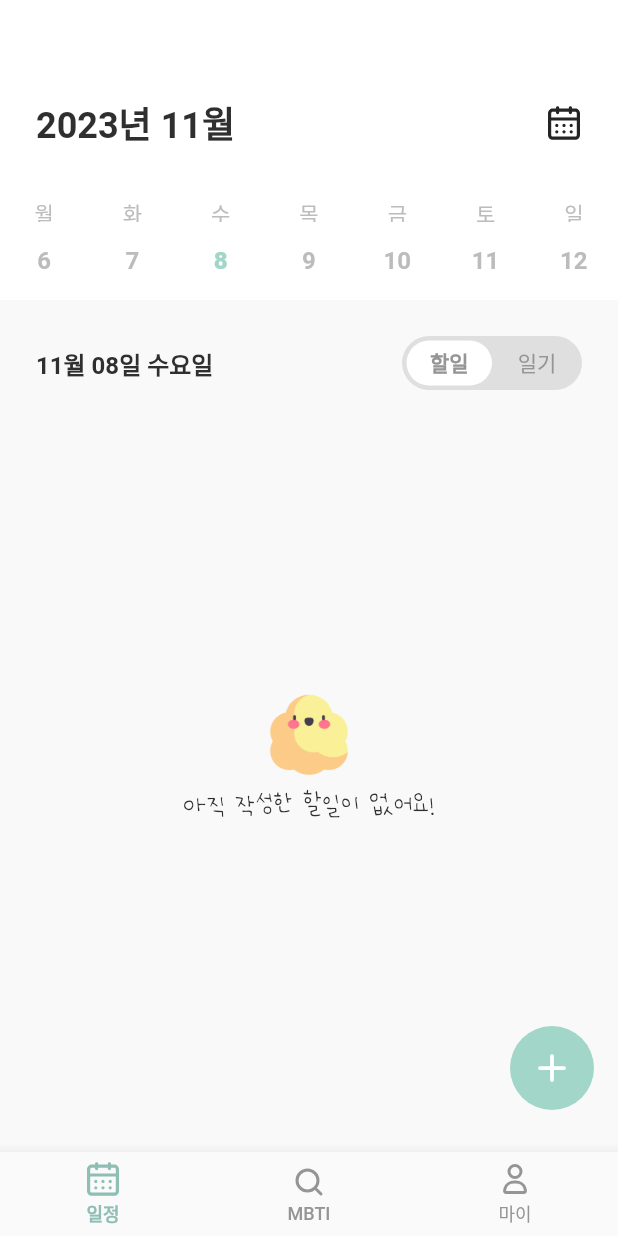
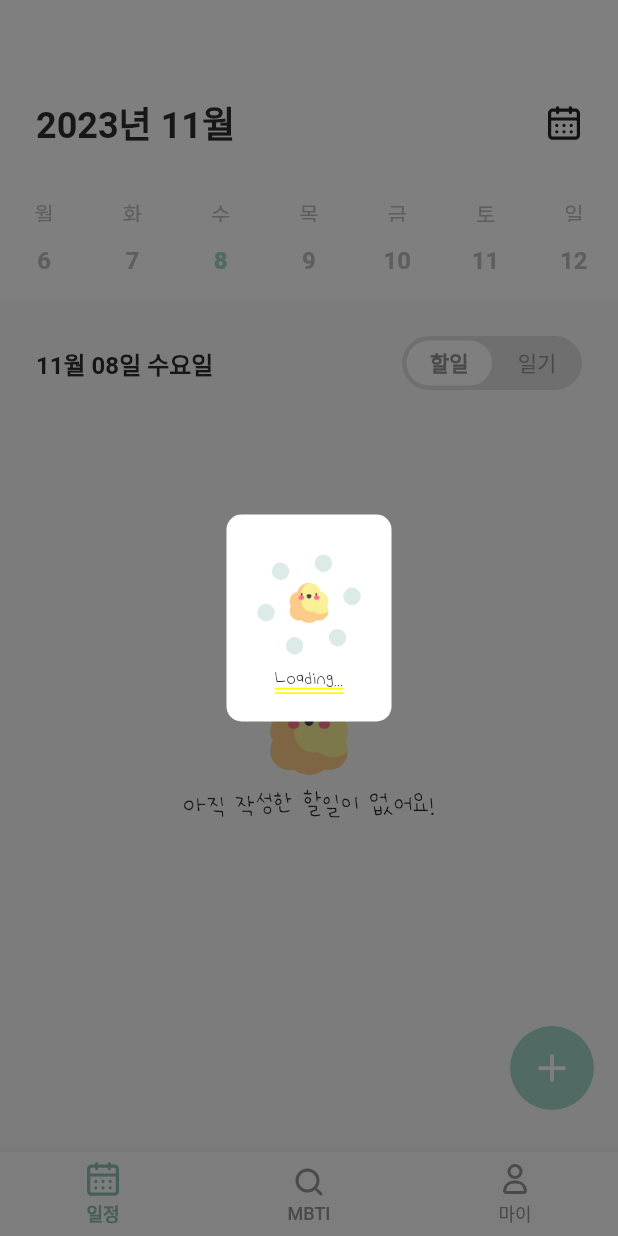
Before and after one commit to kimtaeoug/monglee, a Flutter app: the screen it shows after launch, on a phone screen of 412 x 824 dp. Run offline on Flutter 3.47's test engine with Material 2 defaults, Android fonts, the phone set to English and light mode, and no system bars; drawn by our look-alikes of table_calendar; our stand-ins replace easy_localization, extended_image, flutter_svg, fluttertoast, freezed_annotation, get and 2 more; missing offline and left inert: day_night_time_picker; accounts and stored records are empty; generated files the repository leaves out were written again; Roboto replaces fonts that are missing (pretendard).

Commit message:
로딩 애니메이션 작업중...

```diff
--- a/lib/data/providers/local_request_representable.dart
+++ b/lib/data/providers/local_request_representable.dart
@@ -30,16 +30,10 @@ class LocalTODOHelper {
     switch (method) {
       case LocalMethod.insert:
         return await db.insert(TODO_TABLE, forInsert(t!));
-        // return await db.transaction((txn) async {
-        //   'INSERT INTO $TODO_TABLE'
-        //       '(date, start_time, end_time, title, todo_content, place, alarm, repeat, companion) '
-        //       'VALUES(${t?.date ?? ''}, ${t?.startTime ?? ''}, ${t?.endTime ?? ''}, ${t?.title ?? ''} ${t?.todoContent ?? ''}, ${t?.place ?? ''}, ${t?.alarm ?? ''}, ${t?.repeat ?? ''}, ${t?.companion ?? ''})';
-        // });
       case LocalMethod.read:
         if (t?.date != null) {
-          return await db.rawQuery(
-              'SELECT * FROM $TODO_TABLE WHERE SUBSTR(date, 1, 10) = ?',
-              [t?.date?.substring(0, 10)]);
+          return await db
+              .query(TODO_TABLE, where: "date LIKE ?", whereArgs: [t!.date]);
         } else {
           return null;
         }
@@ -52,16 +46,16 @@ class LocalTODOHelper {
             'DELETE FROM $TODO_TABLE WHERE todo_id = ${t?.todo_id ?? -1}');
     }
   }
-  Map<String, dynamic> forInsert(TodoEntity t){
-    Map<String, dynamic> data = t.toJson().map((key, value){
-      if(value == null){
+
+  Map<String, dynamic> forInsert(TodoEntity t) {
+    Map<String, dynamic> data = t.toJson().map((key, value) {
+      if (value == null) {
         return MapEntry(key, '');
-      }else{
+      } else {
         return MapEntry(key, value);
       }
     });
     data.remove('todoId');
     return data;
-    // return value.remove('todo_id');
   }
 }
--- /dev/null
+++ b/lib/presentation/components/animation/shake_animation.dart
@@ -0,0 +1,36 @@
+import 'package:flutter/cupertino.dart';
+
+class ShakeAnimation extends StatelessWidget {
+  final Duration duration;
+  final double deltaX;
+  final Widget child;
+  final Curve curve;
+  final Function()? onEndFunction;
+  const ShakeAnimation({
+    Key? key,
+    this.duration = const Duration(milliseconds: 100),
+    this.deltaX = 20,
+    this.curve = Curves.bounceOut,
+    required this.child,
+    this.onEndFunction
+  }) : super(key: key);
+
+  /// convert 0-1 to 0-1-0
+  double shake(double animation) =>
+      2 * (0.5 - (0.5 - curve.transform(animation)).abs());
+
+  @override
+  Widget build(BuildContext context) {
+    return TweenAnimationBuilder<double>(
+      key: key,
+      tween: Tween(begin: 0.0, end: 1.0),
+      duration: duration,
+      builder: (context, animation, child) => Transform.translate(
+        offset: Offset(deltaX * shake(animation), 0),
+        child: child,
+      ),
+      onEnd: onEndFunction,
+      child: child,
+    );
+  }
+}
--- /dev/null
+++ b/lib/presentation/components/loading/loading_widget/loading_background.dart
@@ -0,0 +1,257 @@
+import 'package:flutter/material.dart';
+import 'dart:math' as math;
+
+class LoadingBackground extends StatefulWidget {
+  final double size;
+  final Color color;
+
+  const LoadingBackground({
+    Key? key,
+    required this.size,
+    required this.color,
+  }) : super(key: key);
+
+  @override
+  _LoadingBackground createState() => _LoadingBackground();
+}
+
+class _LoadingBackground extends State<LoadingBackground>
+    with SingleTickerProviderStateMixin {
+  late AnimationController _animationController;
+
+  late Animation<double> _rotationAnimation;
+
+  @override
+  void initState() {
+    super.initState();
+    _animationController = AnimationController(
+      vsync: this,
+      duration: const Duration(milliseconds: 3000),
+    )..repeat();
+
+    _rotationAnimation = Tween<double>(begin: 0, end: 3 * math.pi / 2).animate(
+      CurvedAnimation(
+        parent: _animationController,
+        curve: const Interval(
+          0.3,
+          1.0,
+        ),
+      ),
+    );
+  }
+
+  Widget _buildInitialDot(double angle, Interval interval) => BuildDot.first(
+        size: widget.size,
+        color: widget.color,
+        angle: angle,
+        controller: _animationController,
+        interval: interval,
+      );
+
+  Widget _buildLaterDot(double angle, Interval interval) => BuildDot.second(
+        size: widget.size,
+        color: widget.color,
+        angle: angle,
+        controller: _animationController,
+        interval: interval,
+      );
+
+  @override
+  Widget build(BuildContext context) {
+    const double angle30 = math.pi / 6;
+    const double angle60 = math.pi / 3;
+    const double angle120 = 2 * math.pi / 3;
+    const double angle180 = math.pi;
+    const double angle240 = 4 * math.pi / 3;
+    const double angle300 = 5 * math.pi / 3;
+
+    return Center(
+      child: AnimatedBuilder(
+        animation: _animationController,
+        builder: (_, __) => SizedBox(
+          width: widget.size,
+          height: widget.size,
+          child: _animationController.value <= 0.28
+              ? Stack(
+                  alignment: Alignment.center,
+                  children: <Widget>[
+                    _buildInitialDot(0 + angle30, const Interval(0, 0.08)),
+                    _buildInitialDot(
+                        angle60 + angle30, const Interval(0.04, 0.12)),
+                    _buildInitialDot(
+                        angle120 + angle30, const Interval(0.08, 0.16)),
+                    _buildInitialDot(
+                        angle180 + angle30, const Interval(0.12, 0.20)),
+                    _buildInitialDot(
+                        angle240 + angle30, const Interval(0.16, 0.24)),
+                    _buildInitialDot(
+                        angle300 + angle30, const Interval(0.20, 0.28)),
+                  ],
+                )
+              : Transform.rotate(
+                  angle: _rotationAnimation.value,
+                  child: Stack(
+                    alignment: Alignment.center,
+                    children: <Widget>[
+                      _buildLaterDot(
+                        0 + angle30,
+                        const Interval(
+                          0.80,
+                          0.88,
+                        ),
+                      ),
+                      _buildLaterDot(
+                        angle60 + angle30,
+                        const Interval(
+                          0.76,
+                          0.84,
+                        ),
+                      ),
+                      _buildLaterDot(
+                        angle120 + angle30,
+                        const Interval(
+                          0.72,
+                          0.80,
+                        ),
+                      ),
+                      _buildLaterDot(
+                        angle180 + angle30,
+                        const Interval(
+                          0.68,
+                          0.76,
+                        ),
+                      ),
+                      _buildLaterDot(
+                        angle240 + angle30,
+                        const Interval(
+                          0.64,
+                          0.72,
+                        ),
+                      ),
+                      _buildLaterDot(
+                        angle300 + angle30,
+                        const Interval(
+                          0.60,
+                          0.68,
+                        ),
+                      ),
+                    ],
+                  ),
+                ),
+        ),
+      ),
+    );
+  }
+
+  @override
+  void dispose() {
+    _animationController.dispose();
+    super.dispose();
+  }
+}
+
+class BuildDot extends StatelessWidget {
+  final Color color;
+  final double angle;
+  final double size;
+  final Interval interval;
+  final AnimationController controller;
+  final bool first;
+
+  const BuildDot.first({
+    Key? key,
+    required this.color,
+    required this.angle,
+    required this.size,
+    required this.interval,
+    required this.controller,
+  })  : first = true,
+        super(key: key);
+
+  const BuildDot.second({
+    Key? key,
+    required this.color,
+    required this.angle,
+    required this.size,
+    required this.interval,
+    required this.controller,
+  })  : first = false,
+        super(key: key);
+
+  @override
+  Widget build(BuildContext context) {
+    return Transform.rotate(
+      angle: angle,
+      child: Transform.translate(
+        offset: Offset(0, -size / 2.4),
+        child: UnconstrainedBox(
+          child: DrawDot.circular(
+            color: color,
+            dotSize: first
+                ? Tween<double>(
+                    begin: 0.0,
+                    end: size / 6,
+                  )
+                    .animate(
+                      CurvedAnimation(
+                        parent: controller,
+                        curve: interval,
+                      ),
+                    )
+                    .value
+                : Tween<double>(
+                    begin: size / 6,
+                    end: 0.0,
+                  )
+                    .animate(
+                      CurvedAnimation(
+                        parent: controller,
+                        curve: interval,
+                      ),
+                    )
+                    .value,
+          ),
+        ),
+      ),
+    );
+  }
+}
+
+class DrawDot extends StatelessWidget {
+  final double width;
+  final double height;
+  final bool circular;
+  final Color color;
+
+  const DrawDot.circular({
+    Key? key,
+    required double dotSize,
+    required this.color,
+  })  : width = dotSize,
+        height = dotSize,
+        circular = true,
+        super(key: key);
+
+  const DrawDot.elliptical({
+    Key? key,
+    required this.width,
+    required this.height,
+    required this.color,
+  })  : circular = false,
+        super(key: key);
+
+  @override
+  Widget build(BuildContext context) {
+    return Container(
+      width: width,
+      height: height,
+      decoration: BoxDecoration(
+        color: color,
+        shape: circular ? BoxShape.circle : BoxShape.rectangle,
+        borderRadius: circular
+            ? null
+            : BorderRadius.all(Radius.elliptical(width, height)),
+      ),
+    );
+  }
+}
--- /dev/null
+++ b/lib/presentation/components/loading/loading_widget/monglee_loading_widget.dart
@@ -0,0 +1,34 @@
+import 'package:flutter/cupertino.dart';
+import 'package:monglee/presentation/components/animation/shake_animation.dart';
+import 'package:monglee/presentation/components/loading/loading_widget/loading_background.dart';
+
+class MongleeLoadingWidget extends StatelessWidget {
+  final double size;
+  final Color color;
+
+  const MongleeLoadingWidget(
+      {Key? key, required this.size, required this.color})
+      : super(key: key);
+
+  @override
+  Widget build(BuildContext context) {
+    return SizedBox(
+      width: size,
+      height: size,
+      child: Stack(
+        children: [
+          LoadingBackground(size: size - 10, color: color),
+          Center(
+            child: ShakeAnimation(
+              child: SizedBox(
+                width: size * 2 / 5,
+                height: size * 2 / 5,
+                child: Image.asset('assets/images/cotton_3.png'),
+              ),
+            ),
+          )
+        ],
+      ),
+    );
+  }
+}
--- /dev/null
+++ b/lib/presentation/components/loading/total_loading_ui.dart
@@ -0,0 +1,49 @@
+import 'package:flutter/cupertino.dart';
+import 'package:flutter/material.dart';
+import 'package:get/get.dart';
+import 'package:monglee/app/config/moglee_color.dart';
+import 'package:monglee/app/extensions/styler.dart';
+import 'package:monglee/presentation/components/loading/loading_widget/monglee_loading_widget.dart';
+
+class TotalLoadingUI extends StatelessWidget {
+  const TotalLoadingUI({Key? key}) : super(key: key);
+
+  @override
+  Widget build(BuildContext context) {
+    return AbsorbPointer(
+      absorbing: true,
+      child: GestureDetector(
+        onTap: () {},
+        child: Container(
+          width: Get.width,
+          height: Get.height,
+          color: Colors.black.withOpacity(0.5),
+          child: Center(
+            child: Container(
+              padding: const EdgeInsets.symmetric(horizontal: 15, vertical: 20),
+              decoration: const BoxDecoration(
+                  color: Colors.white,
+                  borderRadius: BorderRadius.all(Radius.circular(10))),
+              child: Column(
+                mainAxisAlignment: MainAxisAlignment.start,
+                crossAxisAlignment: CrossAxisAlignment.center,
+                mainAxisSize: MainAxisSize.min,
+                children: [
+                  MongleeLoadingWidget(
+                      size: 80, color: primaryColor.withOpacity(0.3)),
+                  Text(
+                    'Loading...',
+                    style: Styler.style(
+                        fontSize: 16,
+                        fontType: FontType.uhbeeem,
+                        fontWeight: FontWeight.w700),
+                  )
+                ],
+              ),
+            ),
+          ),
+        ),
+      ),
+    );
+  }
+}
--- a/lib/presentation/controllers/todo/todo_contoller.dart
+++ b/lib/presentation/controllers/todo/todo_contoller.dart
@@ -14,20 +14,16 @@ class TodoController extends GetxController {
       <DateTime, List<TodoEntity>>{}.obs;
 
   void initTodoList(DateTime time) async {
-    todoMap[Time.refineDate(time)] = (await todoUseCase.read(TodoEntity(
-            date:
-                DateTime(time.year, time.month, 1, 0, 0).toIso8601String()))) ??
-        [];
+    todoMap[Time.refineDate(time)] =
+        await todoUseCase.read(TodoEntity(date: time.toIso8601String())) ?? [];
   }
 
   void getTodoList(DateTime time) async {
-    todoMap[Time.refineDate(time)] =
-        (await todoUseCase.read(TodoEntity(date: time.toIso8601String()))) ??
-            [];
-    // todoList.value.clear();
-    // todoList.value.addAll(await todoUseCase
-    //         .read(TodoEntity(date: DateTime.now().toIso8601String())) ??
-    //     []);
+    if(!todoMap.containsKey(Time.refineDate(time))){
+      todoMap[Time.refineDate(time)] =
+          (await todoUseCase.read(TodoEntity(date: time.toIso8601String()))) ??
+              [];
+    }
   }
 
   void insertTodo() async {
--- a/lib/presentation/pages/diary/widget/diary_common.dart
+++ b/lib/presentation/pages/diary/widget/diary_common.dart
@@ -1,6 +1,6 @@
 import 'package:flutter/cupertino.dart';
 import 'package:get/get.dart';
-import 'package:monglee/presentation/components/loading/tunegem_network_img.dart';
+import 'package:monglee/presentation/components/loading/monglee_network_img.dart';
 
 class DiaryCommon {
   Widget diaryImg(String url) {
--- a/lib/presentation/pages/home/home_page.dart
+++ b/lib/presentation/pages/home/home_page.dart
@@ -4,6 +4,7 @@ import 'package:get/get.dart';
 import 'package:logger/logger.dart';
 import 'package:monglee/app/config/moglee_color.dart';
 import 'package:monglee/app/routes/app_routes.dart';
+import 'package:monglee/presentation/components/loading/total_loading_ui.dart';
 import 'package:monglee/presentation/controllers/todo/todo_contoller.dart';
 import 'package:monglee/presentation/controllers/todo_or_diary/todo_or_diary_controller.dart';
 import 'package:monglee/presentation/pages/home/widgets/monglee_bottom_navigation.dart';
@@ -24,13 +25,15 @@ class _HomePage extends State<HomePage> {
   final TODController todController = Get.find();
   @override
   void initState() {
-    todoController.initTodoList(todController.sDate.value);
+    todoController.getTodoList(todController.sDate.value);
     super.initState();
   }
 
   @override
   Widget build(BuildContext context) {
-    return WillPopScope(
+    return Stack(
+      children: [
+        WillPopScope(
             child: Scaffold(
               backgroundColor: gray150,
               body: PageView.builder(
@@ -60,7 +63,10 @@ class _HomePage extends State<HomePage> {
             ),
             onWillPop: () {
               return Future(() => false);
-        });
+            }),
+        TotalLoadingUI()
+      ],
+    );
   }
 
   final Map<int, Widget> _homeMap = {
--- a/lib/presentation/pages/search/widgets/search_common.dart
+++ b/lib/presentation/pages/search/widgets/search_common.dart
@@ -4,7 +4,7 @@ import 'package:monglee/app/config/moglee_color.dart';
 import 'package:monglee/app/extensions/styler.dart';
 import 'package:monglee/data/models/todo_model.dart';
 import 'package:monglee/presentation/components/common_ui.dart';
-import 'package:monglee/presentation/components/loading/tunegem_profile_img.dart';
+import 'package:monglee/presentation/components/loading/monglee_profile_img.dart';
 
 class SearchCommon {
   final TextStyle _itemTitleStyle =
```
Also changed, not shown: lib/presentation/components/loading/monglee_network_img.dart (renamed from lib/presentation/components/loading/tunegem_network_img.dart), lib/presentation/components/loading/monglee_profile_img.dart (renamed from lib/presentation/components/loading/tunegem_profile_img.dart). Lines whose indentation alone changed are shown as unchanged.
